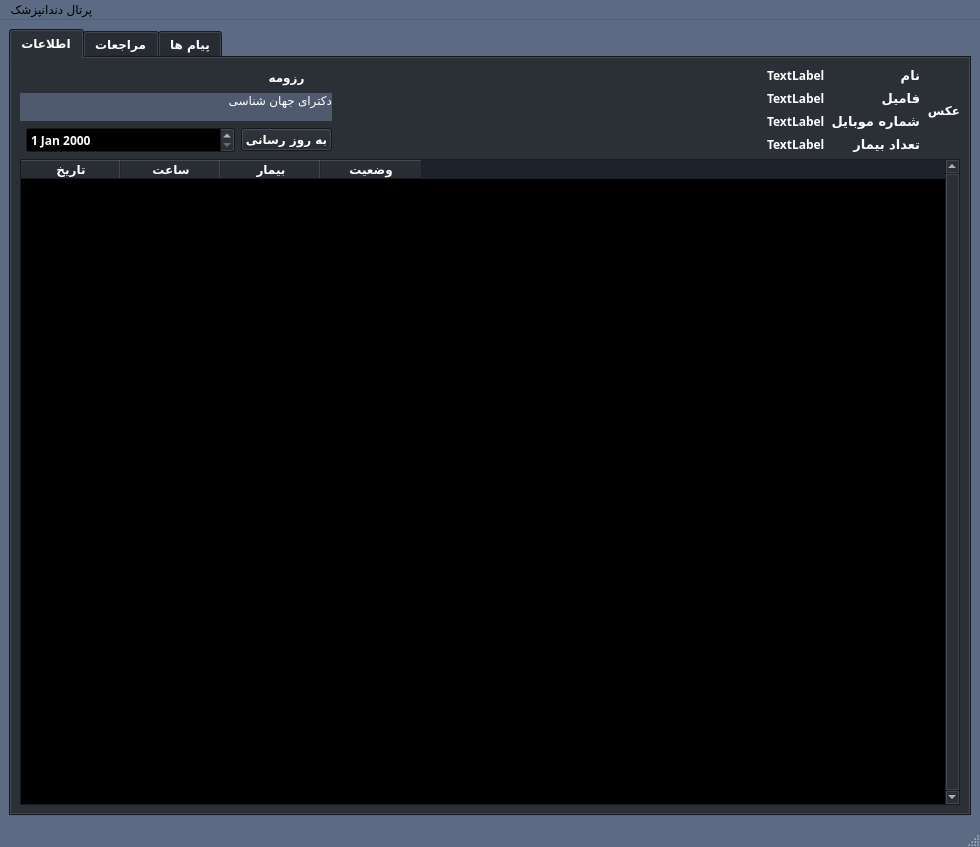
First picture: the form in DocPortal.ui, repository elsobhano/python_AP_fina, before the edit.
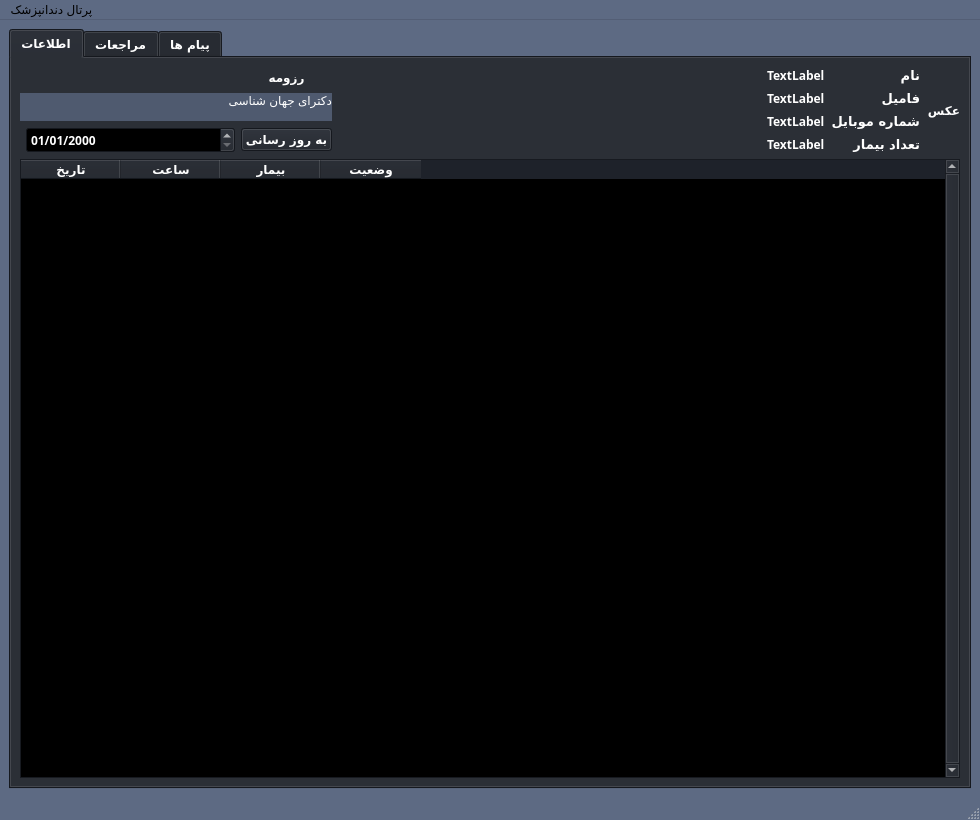
Second picture: the form after the edit. The open tabs and pages were chosen to show the change.

Commit message: merge doctor portal

```diff
--- a/DocPortal.ui
+++ b/DocPortal.ui
@@ -7,7 +7,7 @@
     <x>0</x>
     <y>0</y>
     <width>980</width>
-    <height>847</height>
+    <height>820</height>
    </rect>
   </property>
   <property name="palette">
@@ -148,15 +148,6 @@
        </color>
       </brush>
      </colorrole>
-     <colorrole role="PlaceholderText">
-      <brush brushstyle="SolidPattern">
-       <color alpha="128">
-        <red>0</red>
-        <green>0</green>
-        <blue>0</blue>
-       </color>
-      </brush>
-     </colorrole>
     </active>
     <inactive>
      <colorrole role="WindowText">
@@ -294,15 +285,6 @@
        </color>
       </brush>
      </colorrole>
-     <colorrole role="PlaceholderText">
-      <brush brushstyle="SolidPattern">
-       <color alpha="128">
-        <red>0</red>
-        <green>0</green>
-        <blue>0</blue>
-       </color>
-      </brush>
-     </colorrole>
     </inactive>
     <disabled>
      <colorrole role="WindowText">
@@ -440,15 +422,6 @@
        </color>
       </brush>
      </colorrole>
-     <colorrole role="PlaceholderText">
-      <brush brushstyle="SolidPattern">
-       <color alpha="128">
-        <red>0</red>
-        <green>0</green>
-        <blue>0</blue>
-       </color>
-      </brush>
-     </colorrole>
     </disabled>
    </palette>
   </property>
@@ -597,15 +570,6 @@
            </color>
           </brush>
          </colorrole>
-         <colorrole role="PlaceholderText">
-          <brush brushstyle="NoBrush">
-           <color alpha="128">
-            <red>255</red>
-            <green>255</green>
-            <blue>255</blue>
-           </color>
-          </brush>
-         </colorrole>
         </active>
         <inactive>
          <colorrole role="WindowText">
@@ -743,15 +707,6 @@
            </color>
           </brush>
          </colorrole>
-         <colorrole role="PlaceholderText">
-          <brush brushstyle="NoBrush">
-           <color alpha="128">
-            <red>255</red>
-            <green>255</green>
-            <blue>255</blue>
-           </color>
-          </brush>
-         </colorrole>
         </inactive>
         <disabled>
          <colorrole role="WindowText">
@@ -889,15 +844,6 @@
            </color>
           </brush>
          </colorrole>
-         <colorrole role="PlaceholderText">
-          <brush brushstyle="NoBrush">
-           <color alpha="128">
-            <red>255</red>
-            <green>255</green>
-            <blue>255</blue>
-           </color>
-          </brush>
-         </colorrole>
         </disabled>
        </palette>
       </property>
@@ -1603,7 +1549,11 @@
            </widget>
           </item>
           <item row="3" column="1">
-           <widget class="QDateEdit" name="dateEdit"/>
+           <widget class="QDateEdit" name="dateEdit">
+            <property name="displayFormat">
+             <string>MM/dd/yyyy</string>
+            </property>
+           </widget>
           </item>
           <item row="3" column="2">
            <widget class="QPushButton" name="updateButton">
```
Left out of the diff: 41 changed lines with no effect on the pictures. The commit also changes 12 other files.
